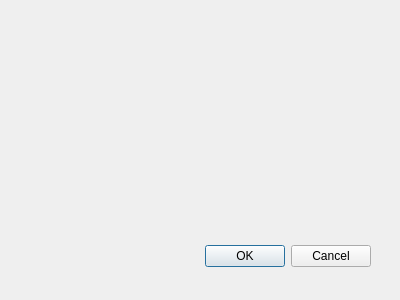
willamm/CommAudio, file src/voicechatcontroller.ui: the form before one commit.
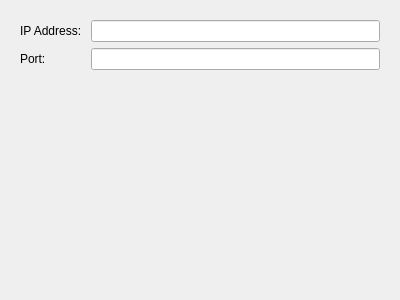
The form after the commit. The open tabs and pages were chosen to show the change.

```diff
--- a/src/voicechatcontroller.ui
+++ b/src/voicechatcontroller.ui
@@ -15,22 +15,68 @@
   <property name="windowTitle">
    <string>Dialog</string>
   </property>
-  <widget name="buttonBox" class="QDialogButtonBox">
-   <property name="geometry">
-    <rect>
-     <x>30</x>
-     <y>240</y>
-     <width>341</width>
-     <height>32</height>
-    </rect>
-   </property>
-   <property name="orientation">
-    <enum>Qt::Horizontal</enum>
-   </property>
-   <property name="standardButtons">
-    <set>QDialogButtonBox::Cancel|QDialogButtonBox::Ok</set>
-   </property>
-  </widget>
+  <layout class="QGridLayout" name="gridLayout">
+   <item row="0" column="0">
+    <widget class="QStackedWidget" name="pages">
+     <property name="currentIndex">
+      <number>0</number>
+     </property>
+     <widget class="QWidget" name="hostPage">
+      <layout class="QVBoxLayout" name="verticalLayout_2">
+       <item>
+        <layout class="QFormLayout" name="hostLayout">
+         <item row="0" column="0">
+          <widget class="QLabel" name="availableVoiceInputDevicesLabel">
+           <property name="text">
+            <string>Available voice input devices:</string>
+           </property>
+          </widget>
+         </item>
+         <item row="0" column="1">
+          <widget class="QComboBox" name="availableVoiceInputDevicesComboBox"/>
+         </item>
+        </layout>
+       </item>
+       <item>
+        <widget class="QPushButton" name="startSessionBtn">
+         <property name="text">
+          <string>Start session</string>
+         </property>
+        </widget>
+       </item>
+      </layout>
+     </widget>
+     <widget class="QWidget" name="joinPage">
+      <layout class="QVBoxLayout" name="verticalLayout_4">
+       <item>
+        <layout class="QFormLayout" name="joinLayout">
+         <item row="0" column="0">
+          <widget class="QLabel" name="iPAddressLabel">
+           <property name="text">
+            <string>IP Address: </string>
+           </property>
+          </widget>
+         </item>
+         <item row="0" column="1">
+          <widget class="QLineEdit" name="iPAddressLineEdit"/>
+         </item>
+         <item row="1" column="0">
+          <widget class="QLabel" name="portLabel">
+           <property name="text">
+            <string>Port: </string>
+           </property>
+          </widget>
+         </item>
+         <item row="1" column="1">
+          <widget class="QLineEdit" name="portLineEdit"/>
+         </item>
+        </layout>
+       </item>
+      </layout>
+     </widget>
+    </widget>
+   </item>
+  </layout>
  </widget>
  <pixmapfunction/>
  <resources/>
```
Left out of the diff: 42 changed lines with no effect on the pictures.
